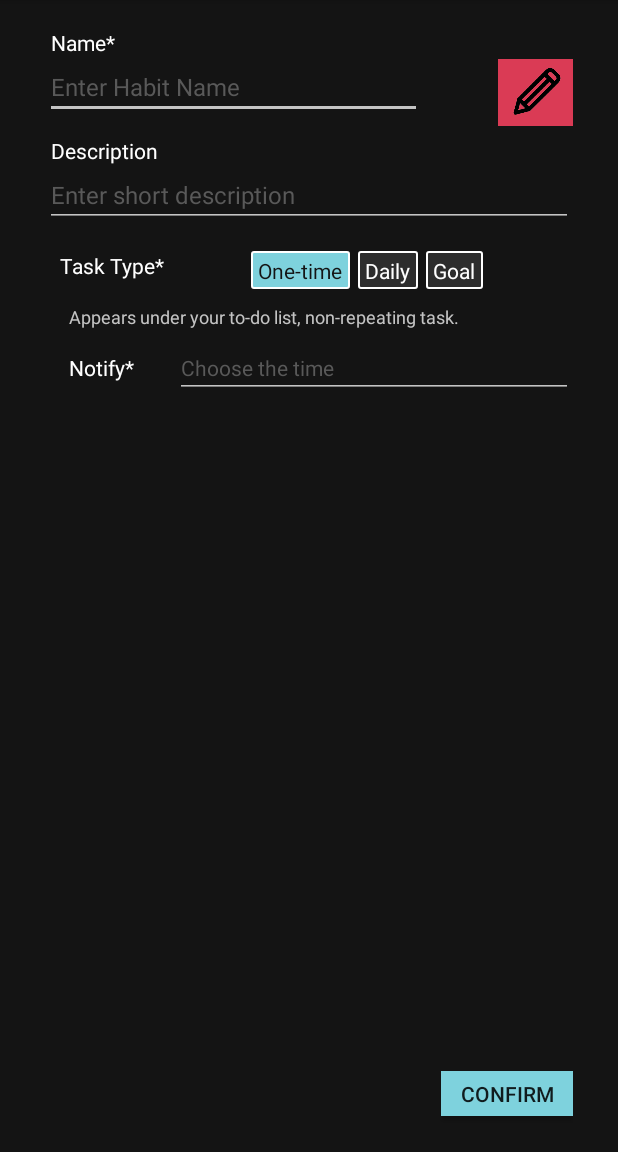
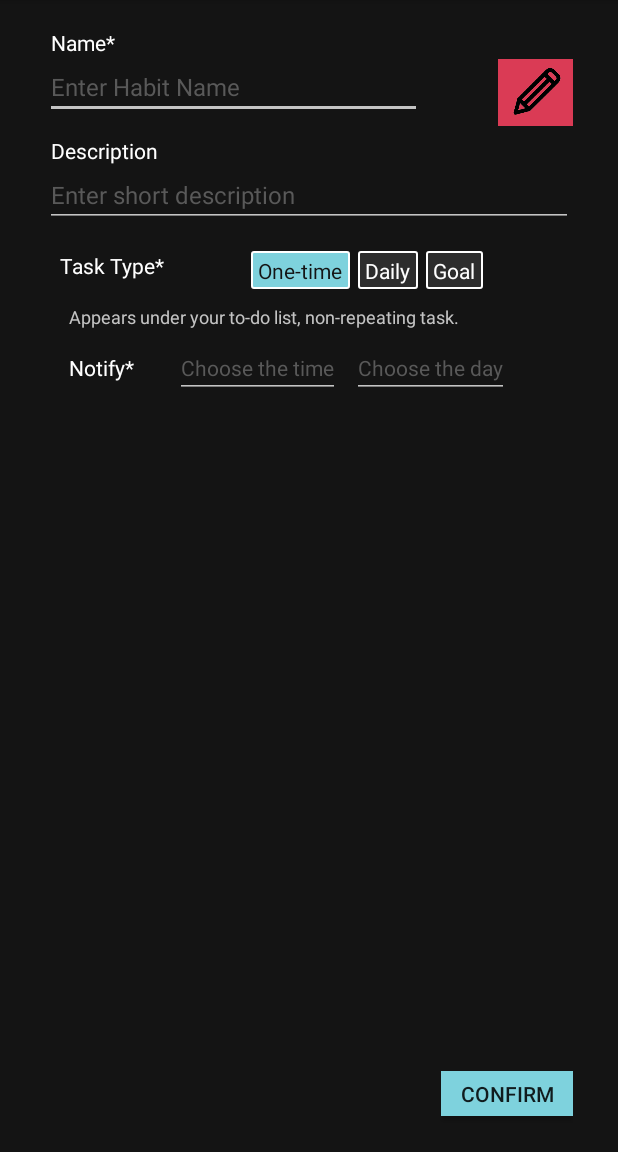
Before and after one commit to AkiPunzalan/MOBDEVE-MCO, an Android app: the AddActivity screen opened directly, with no data from a screen before it, on a phone screen of 412 x 824 dp, the part 84-1236 px from its top. Run offline under Robolectric (Android 15) with nearby library versions, the phone set to English and light mode, and no system bars; libraries missing offline, so code that uses them is left out: eltos.simpledialogfragment, eltos.simpledialogfragment.color; Roboto replaces fonts that are not available here.

Commit message:
added date field

```diff
--- a/app/src/main/res/layout/activity_add.xml
+++ b/app/src/main/res/layout/activity_add.xml
@@ -44,7 +44,7 @@
 
     <EditText
         android:id="@+id/et_notif"
-        android:layout_width="0dp"
+        android:layout_width="wrap_content"
         android:layout_height="wrap_content"
         android:layout_centerHorizontal="true"
         android:layout_centerVertical="true"
@@ -56,8 +56,24 @@
         android:textColorHint="@color/grey"
         android:textSize="14sp"
         app:layout_constraintBottom_toBottomOf="@+id/sw_notifSwitch"
-        app:layout_constraintEnd_toEndOf="parent"
         app:layout_constraintStart_toEndOf="@+id/sw_notifSwitch"
+        app:layout_constraintTop_toTopOf="@+id/sw_notifSwitch" />
+
+    <EditText
+        android:id="@+id/et_notif_date"
+        android:layout_width="wrap_content"
+        android:layout_height="wrap_content"
+        android:layout_centerHorizontal="true"
+        android:layout_centerVertical="true"
+        android:layout_marginStart="8dp"
+        android:backgroundTint="@color/grey_highlight"
+        android:focusableInTouchMode="false"
+        android:hint="Choose the day"
+        android:textColor="@color/white"
+        android:textColorHint="@color/grey"
+        android:textSize="14sp"
+        app:layout_constraintBottom_toBottomOf="@+id/sw_notifSwitch"
+        app:layout_constraintStart_toEndOf="@+id/et_notif"
         app:layout_constraintTop_toTopOf="@+id/sw_notifSwitch" />
 
     <ImageView
```
